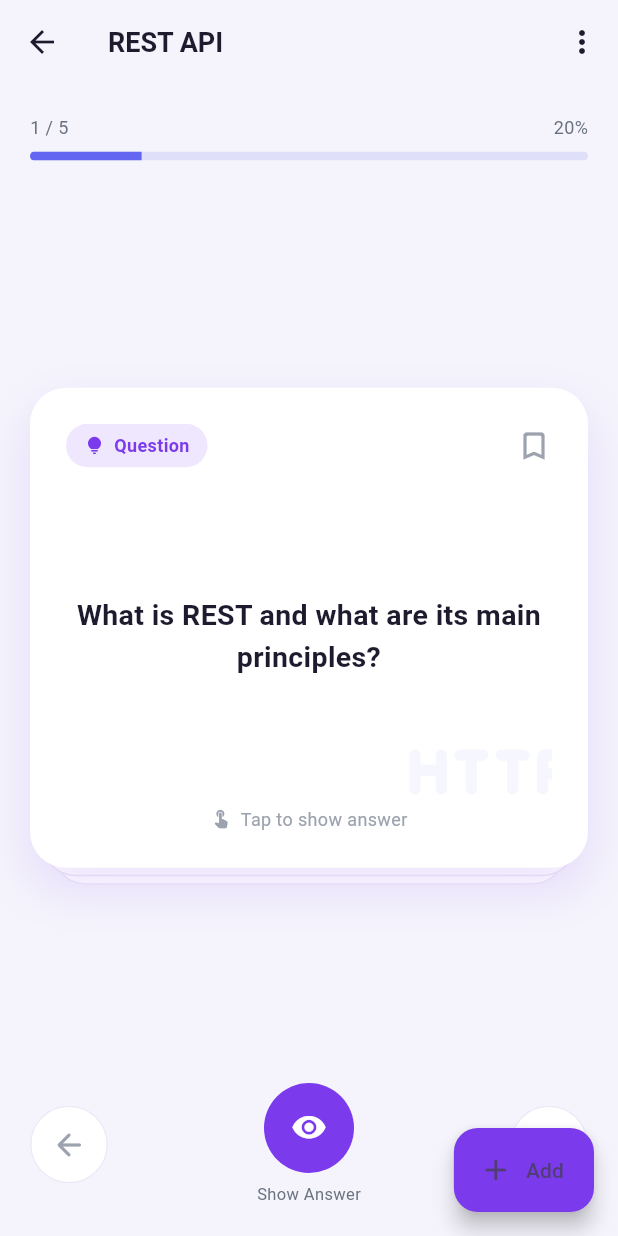
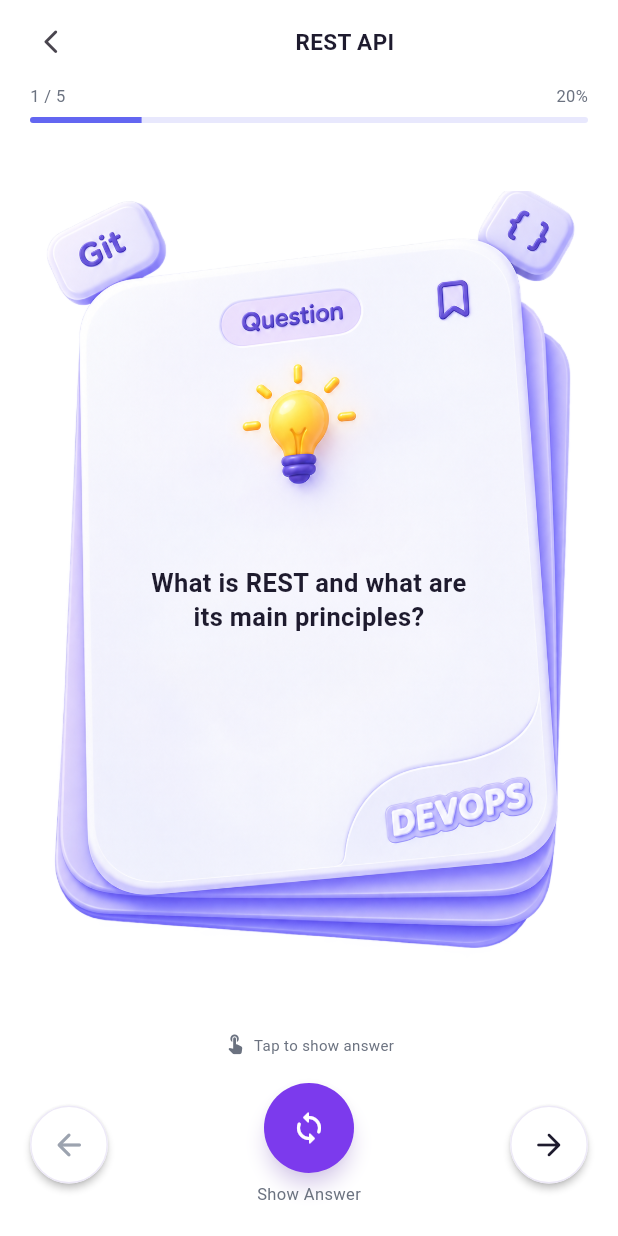
Before and after one commit to Youstina-Bishay/Intervo_FlashCard, a Flutter app: the screen it shows after launch, after a tap on an icon or button, on a phone screen of 412 x 824 dp. Run offline on Flutter 3.47's test engine with Material 3 defaults, Android fonts, the phone set to English and light mode, and no system bars.

Commit message:
Finish Card UI.

```diff
--- /dev/null
+++ b/lib/screens/study/cardFace.dart
@@ -0,0 +1,78 @@
+import 'package:flutter/material.dart';
+
+import '../../core/constants/appAssets.dart';
+import '../../theme/app_colors.dart';
+
+class CardFace extends StatelessWidget {
+  final String text;
+  final bool isAnswer;
+  final bool isBookmarked;
+  final IconData topicIcon;
+  final Color accentColor;
+  final VoidCallback onBookmarkTap;
+
+  const CardFace({
+    super.key,
+    required this.text,
+    required this.isAnswer,
+    required this.isBookmarked,
+    required this.topicIcon,
+    required this.accentColor,
+    required this.onBookmarkTap,
+  });
+
+  @override
+  Widget build(BuildContext context) {
+    return AspectRatio(
+      aspectRatio: 0.72,
+      child: Stack(
+        alignment: Alignment.center,
+        children: [
+          Positioned.fill(
+            child: Image.asset(
+              AppAssets.dev_q,
+              fit: BoxFit.cover,
+            ),
+          ),
+          Positioned(
+            top: 35,
+            left: 25,
+            right: 25,
+            bottom: 35,
+            child: Column(
+              children: [
+
+                Expanded(
+                  child: Center(
+                    child: Column(
+                      mainAxisSize: MainAxisSize.min,
+                      children: [
+
+                        const SizedBox(height: 30),
+
+                        SizedBox(
+                          width: 220,
+                          child: Text(
+                            text,
+                            textAlign: TextAlign.center,
+                            softWrap: true,
+                            style: TextStyle(
+                              fontSize: isAnswer ? 15 : 17,
+                              height: 1.35,
+                              fontWeight: FontWeight.w700,
+                              color: AppColors.textPrimary,
+                            ),
+                          ),
+                        ),
+                      ],
+                    ),
+                  ),
+                ),
+              ],
+            ),
+          ),
+        ],
+      ),
+    );
+  }
+}
--- /dev/null
+++ b/lib/screens/study/centerActionButton.dart
@@ -0,0 +1,65 @@
+import 'package:flutter/material.dart';
+
+import '../../theme/app_colors.dart';
+
+class CenterActionButton extends StatelessWidget {
+  final String label;
+  final IconData icon;
+  final VoidCallback onTap;
+
+  const CenterActionButton({
+    required this.label,
+    required this.icon,
+    required this.onTap,
+  });
+
+  @override
+  Widget build(BuildContext context) {
+    return Column(
+      children: [
+        Material(
+          color: AppColors.primary,
+          elevation: 5,
+          shadowColor: AppColors.primary.withOpacity(.35),
+          shape: const CircleBorder(),
+          child: InkWell(
+            customBorder: const CircleBorder(),
+            onTap: onTap,
+            child: Padding(
+              padding: const EdgeInsets.all(18),
+              child: AnimatedSwitcher(
+                duration: const Duration(
+                  milliseconds: 250,
+                ),
+                transitionBuilder: (
+                    child,
+                    animation,
+                    ) {
+                  return RotationTransition(
+                    turns: animation,
+                    child: child,
+                  );
+                },
+                child: Icon(
+                  icon,
+                  key: ValueKey(icon),
+                  color: Colors.white,
+                ),
+              ),
+            ),
+          ),
+        ),
+
+        const SizedBox(height: 6),
+
+        Text(
+          label,
+          style: const TextStyle(
+            fontSize: 11,
+            color: AppColors.textSecondary,
+          ),
+        ),
+      ],
+    );
+  }
+}
--- /dev/null
+++ b/lib/screens/study/imageFlashCard.dart
@@ -0,0 +1,78 @@
+import 'package:flutter/material.dart';
+
+import 'cardFace.dart';
+
+class ImageFlashcard extends StatelessWidget {
+  final String question;
+  final String answer;
+  final bool showAnswer;
+  final bool isBookmarked;
+  final IconData topicIcon;
+  final Color accentColor;
+  final VoidCallback onTap;
+  final VoidCallback onBookmarkTap;
+
+  const ImageFlashcard({
+    super.key,
+    required this.question,
+    required this.answer,
+    required this.showAnswer,
+    required this.isBookmarked,
+    required this.topicIcon,
+    required this.accentColor,
+    required this.onTap,
+    required this.onBookmarkTap,
+  });
+
+  @override
+  Widget build(BuildContext context) {
+    return GestureDetector(
+      onTap: onTap,
+      child: AnimatedSwitcher(
+        duration: const Duration(
+          milliseconds: 500,
+        ),
+        transitionBuilder: (
+            Widget child,
+            Animation<double> animation,
+            ) {
+          final rotate = Tween<double>(
+            begin: 1,
+            end: 0,
+          ).animate(
+            CurvedAnimation(
+              parent: animation,
+              curve: Curves.easeInOut,
+            ),
+          );
+
+          return AnimatedBuilder(
+            animation: rotate,
+            child: child,
+            builder: (
+                context,
+                child,
+                ) {
+              return Transform(
+                alignment: Alignment.center,
+                transform: Matrix4.identity()
+                  ..setEntry(3, 2, 0.001)
+                  ..rotateY(rotate.value),
+                child: child,
+              );
+            },
+          );
+        },
+        child: CardFace(
+          key: ValueKey(showAnswer),
+          text: showAnswer ? answer : question,
+          isAnswer: showAnswer,
+          isBookmarked: isBookmarked,
+          topicIcon: topicIcon,
+          accentColor: accentColor,
+          onBookmarkTap: onBookmarkTap,
+        ),
+      ),
+    );
+  }
+}
--- /dev/null
+++ b/lib/screens/study/progress.dart
@@ -0,0 +1,58 @@
+import 'package:flutter/material.dart';
+
+import '../../core/widgets/progress_bar.dart';
+import '../../providers/study_provider.dart';
+import '../../theme/app_colors.dart';
+
+class Progress extends StatelessWidget {
+  const Progress({
+    super.key,
+    required this.provider,
+    required this.color,
+  });
+
+  final StudyProvider provider;
+  final Color color;
+
+  @override
+  Widget build(BuildContext context) {
+    return Padding(
+      padding: const EdgeInsets.symmetric(
+        horizontal: 20,
+      ),
+      child: Column(
+        children: [
+          Row(
+            children: [
+              Text(
+                '${provider.progressCount} / ${provider.cards.length}',
+                style: const TextStyle(
+                  fontSize: 11,
+                  color: AppColors.textSecondary,
+                ),
+              ),
+
+              const Spacer(),
+
+              Text(
+                '${provider.progressPercent}%',
+                style: const TextStyle(
+                  fontSize: 11,
+                  color: AppColors.textSecondary,
+                ),
+              ),
+            ],
+          ),
+
+          const SizedBox(height: 6),
+
+          ThinProgressBar(
+            value: provider.progressRatio,
+            color: color,
+            height: 4,
+          ),
+        ],
+      ),
+    );
+  }
+}
--- /dev/null
+++ b/lib/screens/study/roundIconButton.dart
@@ -0,0 +1,41 @@
+import 'package:flutter/material.dart';
+
+import '../../theme/app_colors.dart';
+
+class RoundIconButton extends StatelessWidget {
+  final IconData icon;
+  final VoidCallback? onTap;
+
+  const RoundIconButton({
+    required this.icon,
+    required this.onTap,
+  });
+
+  @override
+  Widget build(BuildContext context) {
+    final disabled = onTap == null;
+
+    return Material(
+      color: Colors.white,
+      elevation: 2,
+      shape: const CircleBorder(
+        side: BorderSide(
+          color: AppColors.cardBorder,
+        ),
+      ),
+      child: InkWell(
+        customBorder: const CircleBorder(),
+        onTap: onTap,
+        child: Padding(
+          padding: const EdgeInsets.all(14),
+          child: Icon(
+            icon,
+            color: disabled
+                ? AppColors.textMuted
+                : AppColors.textPrimary,
+          ),
+        ),
+      ),
+    );
+  }
+}
--- a/lib/screens/study/study_screen.dart
+++ b/lib/screens/study/study_screen.dart
@@ -1,25 +1,37 @@
 import 'package:flutter/material.dart';
+import 'package:intervo/screens/study/progress.dart';
+import 'package:intervo/screens/study/roundIconButton.dart';
+import 'package:intervo/screens/study/trackBar.dart';
 import 'package:provider/provider.dart';
 
+import '../../core/constants/appAssets.dart';
 import '../../core/constants/icon_map.dart';
 import '../../theme/app_colors.dart';
 import '../../core/widgets/progress_bar.dart';
 import '../../providers/study_provider.dart';
 import '../../widgets/delete_confirmation_dialog.dart';
-import '../../widgets/flip_flashcard.dart';
 import '../add_flashcard/add_flashcard_screen.dart';
+import 'centerActionButton.dart';
+import 'imageFlashCard.dart';
 
 class StudyScreen extends StatelessWidget {
   final String topicId;
   final String topicName;
 
-  const StudyScreen({super.key, required this.topicId, required this.topicName});
+  const StudyScreen({
+    super.key,
+    required this.topicId,
+    required this.topicName,
+  });
 
   @override
   Widget build(BuildContext context) {
     return ChangeNotifierProvider(
       create: (_) => StudyProvider(topicId: topicId),
-      child: _StudyView(topicId: topicId, topicName: topicName),
+      child: _StudyView(
+        topicId: topicId,
+        topicName: topicName,
+      ),
     );
   }
 }
@@ -27,19 +39,12 @@ class StudyScreen extends StatelessWidget {
 class _StudyView extends StatelessWidget {
   final String topicId;
   final String topicName;
-  const _StudyView({required this.topicId, required this.topicName});
 
-  Future<void> _confirmDelete(BuildContext context, StudyProvider provider) async {
-    final confirmed = await showDeleteFlashcardDialog(context);
-    if (confirmed == true) {
-      provider.deleteCurrentCard();
-      if (context.mounted) {
-        ScaffoldMessenger.of(context).showSnackBar(
-          const SnackBar(content: Text('Flashcard deleted')),
-        );
-      }
-    }
-  }
+  const _StudyView({
+    required this.topicId,
+    required this.topicName,
+  });
+
 
   @override
   Widget build(BuildContext context) {
@@ -47,56 +52,37 @@ class _StudyView extends StatelessWidget {
     final color = AppColors.trackColor(topicId);
 
     return Scaffold(
-      appBar: AppBar(
-        title: Text(topicName),
-        actions: [
-          IconButton(
-            icon: const Icon(Icons.more_vert_rounded),
-            onPressed: provider.currentCard == null ? null : () => _confirmDelete(context, provider),
-          ),
-        ],
-      ),
-      floatingActionButton: FloatingActionButton.extended(
-        onPressed: () async {
-          final result = await Navigator.of(context).push<bool>(
-            MaterialPageRoute(builder: (_) => AddFlashcardScreen(initialTopicId: topicId)),
-          );
-          if (result == true) {
-            provider.refresh();
-          }
-        },
-        icon: const Icon(Icons.add_rounded),
-        label: const Text('Add'),
-        backgroundColor: AppColors.primary,
-      ),
+      backgroundColor: Colors.white,
+
       body: SafeArea(
-        child: Builder(builder: (context) {
+        child: Builder(
+          builder: (context) {
             if (provider.cards.isEmpty) {
               return const Center(
-              child: Text('No flashcards in this topic yet.',
-                  style: TextStyle(color: AppColors.textSecondary)),
+                child: Text(
+                  'No flashcards in this topic yet.',
+                  style: TextStyle(
+                    color: AppColors.textSecondary,
+                  ),
+                ),
               );
             }
+
             final card = provider.currentCard!;
-          return Padding(
-            padding: const EdgeInsets.all(20),
-            child: Column(
+
+            return Column(
               children: [
-                Row(
-                  children: [
-                    Text('${provider.progressCount} / ${provider.cards.length}',
-                        style: const TextStyle(fontSize: 12, color: AppColors.textSecondary)),
-                    const Spacer(),
-                    Text('${provider.progressPercent}%',
-                        style: const TextStyle(fontSize: 12, color: AppColors.textSecondary)),
-                  ],
-                ),
-                const SizedBox(height: 8),
-                ThinProgressBar(value: provider.progressRatio, color: color),
-                const SizedBox(height: 32),
+                TrackBar(topicName: topicName),
+
+                Progress(provider: provider, color: color),
+
                 Expanded(
                   child: Center(
-                    child: FlipFlashcard(
+                    child: Padding(
+                      padding: const EdgeInsets.symmetric(
+                        horizontal: 20,
+                      ),
+                      child: ImageFlashcard(
                         question: card.question,
                         answer: card.answer,
                         showAnswer: provider.showAnswer,
@@ -108,86 +94,77 @@ class _StudyView extends StatelessWidget {
                       ),
                     ),
                   ),
-                const SizedBox(height: 24),
-                Row(
-                  mainAxisAlignment: MainAxisAlignment.spaceBetween,
+                ),
+
+                if (!provider.showAnswer)
+                  const Padding(
+                    padding: EdgeInsets.only(
+                      bottom: 10,
+                    ),
+                    child: Row(
+                      mainAxisAlignment: MainAxisAlignment.center,
                       children: [
-                    _RoundIconButton(
-                      icon: Icons.arrow_back_rounded,
-                      onTap: provider.currentIndex > 0 ? provider.previous : null,
+                        Icon(
+                          Icons.touch_app_rounded,
+                          size: 15,
+                          color: AppColors.textSecondary,
                         ),
-                    _CenterActionButton(
-                      label: provider.showAnswer ? 'Hide Answer' : 'Show Answer',
-                      icon: provider.showAnswer ? Icons.visibility_off_rounded : Icons.visibility_rounded,
-                      onTap: provider.toggleAnswer,
+                        SizedBox(width: 5),
+                        Text(
+                          'Tap to show answer',
+                          style: TextStyle(
+                            fontSize: 10,
+                            color: AppColors.textSecondary,
                           ),
-                    _RoundIconButton(
-                      icon: Icons.arrow_forward_rounded,
-                      onTap: provider.currentIndex < provider.cards.length - 1 ? provider.next : null,
                         ),
                       ],
                     ),
+                  ),
+                Padding(
+                  padding: const EdgeInsets.fromLTRB(
+                    20,
+                    8,
+                    20,
+                    20,
+                  ),
+                  child: Row(
+                    mainAxisAlignment:
+                    MainAxisAlignment.spaceBetween,
+                    crossAxisAlignment:
+                    CrossAxisAlignment.center,
+                    children: [
+                      RoundIconButton(
+                        icon: Icons.arrow_back_rounded,
+                        onTap: provider.currentIndex > 0
+                            ? provider.previous
+                            : null,
+                      ),
+
+                      CenterActionButton(
+                        label: provider.showAnswer
+                            ? 'Hide Answer'
+                            : 'Show Answer',
+                        icon: provider.showAnswer
+                            ? Icons.visibility_off_rounded
+                            : Icons.sync_rounded,
+                        onTap: provider.toggleAnswer,
+                      ),
+
+                      RoundIconButton(
+                        icon: Icons.arrow_forward_rounded,
+                        onTap: provider.currentIndex <
+                            provider.cards.length - 1
+                            ? provider.next
+                            : null,
+                      ),
                     ],
                   ),
+                ),
+              ],
             );
-        }),
-      ),
-    );
-  }
-}
-
-class _RoundIconButton extends StatelessWidget {
-  final IconData icon;
-  final VoidCallback? onTap;
-  const _RoundIconButton({required this.icon, required this.onTap});
-
-  @override
-  Widget build(BuildContext context) {
-    final disabled = onTap == null;
-    return Material(
-      color: Colors.white,
-      shape: const CircleBorder(side: BorderSide(color: AppColors.cardBorder)),
-      child: InkWell(
-        customBorder: const CircleBorder(),
-        onTap: onTap,
-        child: Padding(
-          padding: const EdgeInsets.all(14),
-          child: Icon(icon, color: disabled ? AppColors.textMuted : AppColors.textPrimary),
+          },
         ),
       ),
     );
   }
 }
-
-class _CenterActionButton extends StatelessWidget {
-  final String label;
-  final IconData icon;
-  final VoidCallback onTap;
-  const _CenterActionButton({required this.label, required this.icon, required this.onTap});
-
-  @override
-  Widget build(BuildContext context) {
-    return Column(
-      children: [
-        Material(
-          color: AppColors.primary,
-          shape: const CircleBorder(),
-          child: InkWell(
-            customBorder: const CircleBorder(),
-            onTap: onTap,
-            child: Padding(
-              padding: const EdgeInsets.all(18),
-              child: AnimatedSwitcher(
-                duration: const Duration(milliseconds: 200),
-                transitionBuilder: (child, anim) => RotationTransition(turns: anim, child: child),
-                child: Icon(icon, key: ValueKey(icon), color: Colors.white),
-              ),
-            ),
-          ),
-        ),
-        const SizedBox(height: 6),
-        Text(label, style: const TextStyle(fontSize: 11, color: AppColors.textSecondary)),
-      ],
-    );
-  }
-}
--- /dev/null
+++ b/lib/screens/study/trackBar.dart
@@ -0,0 +1,48 @@
+import 'package:flutter/material.dart';
+
+import '../../theme/app_colors.dart';
+
+class TrackBar extends StatelessWidget {
+  const TrackBar({
+    super.key,
+    required this.topicName,
+  });
+
+  final String topicName;
+
+  @override
+  Widget build(BuildContext context) {
+    return Padding(
+      padding: const EdgeInsets.symmetric(
+        horizontal: 10,
+        vertical: 4,
+      ),
+      child: Row(
+        children: [
+          IconButton(
+            onPressed: () {
+              Navigator.pop(context);
+            },
+            icon: const Icon(
+              Icons.arrow_back_ios_new_rounded,
+              size: 19,
+            ),
+          ),
+
+          Expanded(
+            child: Text(
+              topicName.toUpperCase(),
+              textAlign: TextAlign.center,
+              style: const TextStyle(
+                fontSize: 15,
+                fontWeight: FontWeight.w700,
+                color: AppColors.textPrimary,
+              ),
+            ),
+          ),
+
+        ],
+      ),
+    );
+  }
+}
```
Lines whose indentation alone changed are shown as unchanged.
